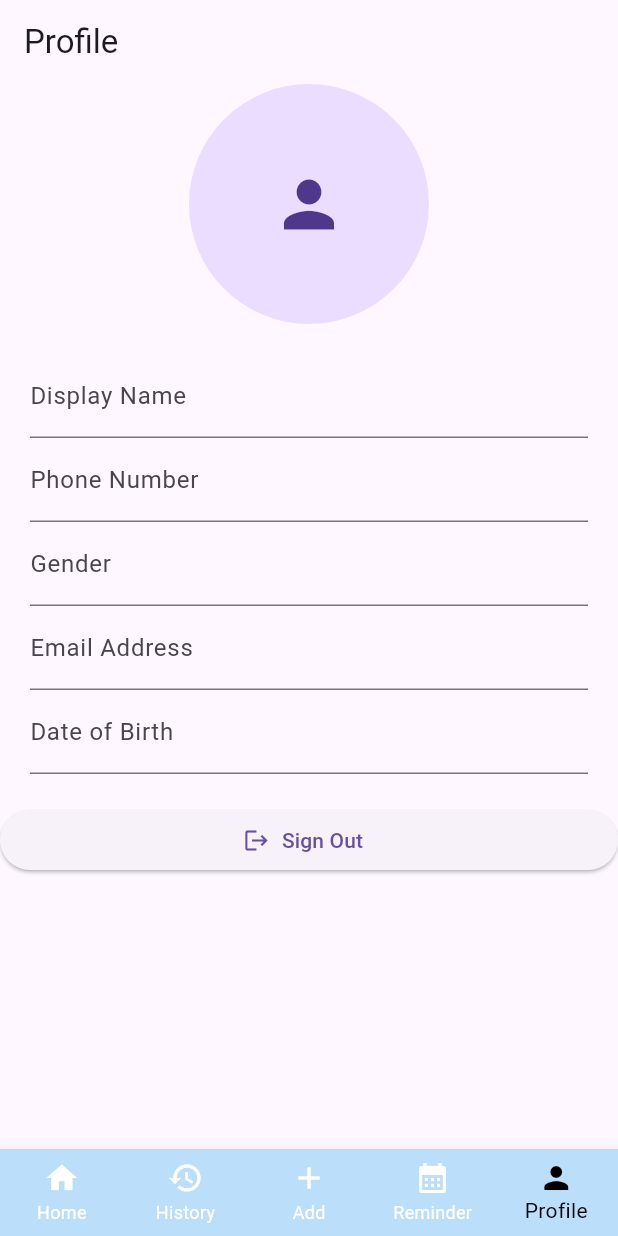
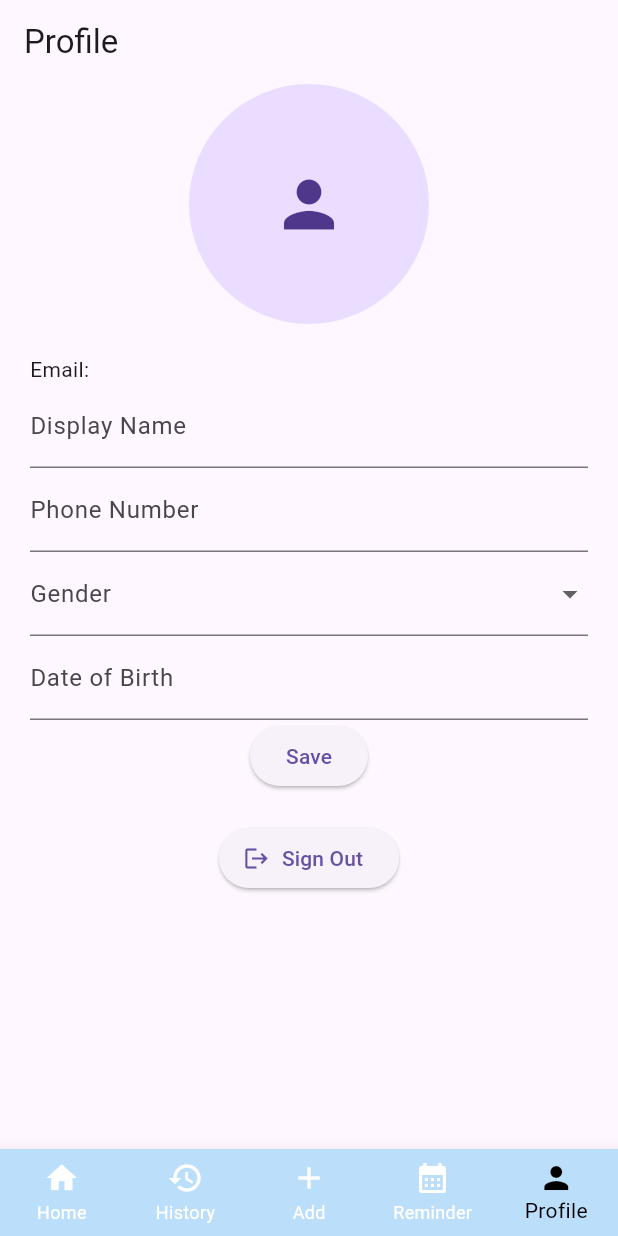
Before and after one commit to LimZiXuan/eye_monitor_system, a Flutter app: the screen it shows once a user with an empty profile is signed in, item 5 of the bottom bar chosen, on a phone screen of 412 x 824 dp. Run offline on Flutter 3.47's test engine with Material 3 defaults, Android fonts, the phone set to English and light mode, and no system bars; our stand-ins replace cloud_firestore, firebase_auth, firebase_core, firebase_storage, image_cropper, image_picker; missing offline and left inert: firebase_ui_auth; accounts and stored records are empty; statements that could not run were skipped.

Commit message:
Update profile

```diff
--- a/lib/profile.dart
+++ b/lib/profile.dart
@@ -38,14 +38,35 @@ class _ProfileState extends State<Profile> {
   CroppedFile? _croppedFile;
   var isAdmin = false;
   bool _isMounted = false;
-
+  static const String sampleEmail = "tony@starkindustries.com";
   @override
   void initState() {
     super.initState();
     final user = FirebaseAuth.instance.currentUser;
+    final userId = user?.uid;
     _displayName = FirebaseAuth.instance.currentUser?.displayName;
-    print(_displayName);
     _displayNameController.text = _displayName ?? '';
+    FirebaseFirestore.instance
+        .collection('User')
+        .doc(userId)
+        .get()
+        .then((userData) {
+      setState(() {
+        _displayName = userData['userName'];
+        _displayNameController.text = _displayName ?? '';
+        _phone = userData['phoneNumber'];
+        _phoneController.text = _phone ?? '';
+        _gender = userData['gender'];
+        _genderController.text = _gender ?? '';
+        _email = user?.email ?? userData['email'];
+        _emailController.text = _email ?? '';
+        _dob = userData['dob'];
+        _dobController.text = _dob ?? '';
+      });
+    }).catchError((error) {
+      print('Error fetching user data: $error');
+      // Handle error gracefully
+    });
     if (_displayName == null || _displayName!.isEmpty) {
       // User's display name is null, autofocus the TextField
       _isEditing = true;
@@ -164,6 +185,31 @@ class _ProfileState extends State<Profile> {
     }
   }
 
+  void _updateProfile() async {
+    try {
+      final currentUser = FirebaseAuth.instance.currentUser;
+      final userId = currentUser!.uid;
+      final userDocRef =
+          FirebaseFirestore.instance.collection('User').doc(userId);
+
+      // Update the fields in Firestore
+      await userDocRef.update({
+        'userName': _displayNameController.text,
+        'phoneNumber': _phoneController.text,
+        'gender': _gender,
+        'dob': _dobController.text,
+      });
+
+      ScaffoldMessenger.of(context).showSnackBar(
+        SnackBar(content: Text('Profile updated successfully')),
+      );
+    } catch (e) {
+      ScaffoldMessenger.of(context).showSnackBar(
+        SnackBar(content: Text('Error updating profile: $e')),
+      );
+    }
+  }
+
   void _deleteAccount() async {
     final user = FirebaseAuth.instance.currentUser;
 
@@ -279,36 +325,85 @@ class _ProfileState extends State<Profile> {
             child: Column(
               crossAxisAlignment: CrossAxisAlignment.stretch,
               children: [
+                Text("Email: ${FirebaseAuth.instance.currentUser?.email}"),
                 TextField(
                   controller: _displayNameController,
                   decoration: InputDecoration(labelText: 'Display Name'),
                   onChanged: (value) => _displayName = value,
                 ),
-                TextField(
+                TextFormField(
                   controller: _phoneController,
                   decoration: InputDecoration(labelText: 'Phone Number'),
-                  onChanged: (value) => _phone = value,
+                  keyboardType: TextInputType.phone,
+                  validator: (value) {
+                    if (value!.isEmpty) {
+                      return 'Please enter your phone number';
+                    }
+                    return null; // Return null if validation passes
+                  },
                 ),
-                TextField(
-                  controller: _genderController,
+                // TextFormField(
+                //   controller: _emailController,
+                //   decoration: InputDecoration(labelText: 'Email Address'),
+                //   keyboardType: TextInputType.emailAddress,
+                //   validator: (value) {
+                //     if (value!.isEmpty) {
+                //       return 'Please enter your email address';
+                //     }
+                //     if (!RegExp(
+                //             r'\b[A-Za-z0-9._%+-]+@[A-Za-z0-9.-]+\.[A-Z|a-z]{2,}\b')
+                //         .hasMatch(value)) {
+                //       return 'Please enter a valid email address';
+                //     }
+                //     return null;
+                //   },
+                // ),
+                DropdownButtonFormField<String>(
+                  value: _gender,
+                  onChanged: (newValue) {
+                    setState(() {
+                      _gender = newValue;
+                    });
+                  },
+                  items: ['Male', 'Female', 'Other'].map((String value) {
+                    return DropdownMenuItem<String>(
+                      value: value,
+                      child: Text(value),
+                    );
+                  }).toList(),
                   decoration: InputDecoration(labelText: 'Gender'),
-                  onChanged: (value) => _gender = value,
                 ),
-                TextField(
-                  controller: _emailController,
-                  decoration: InputDecoration(labelText: 'Email Address'),
-                  onChanged: (value) => _email = value,
-                ),
-                TextField(
+                TextFormField(
                   controller: _dobController,
+                  readOnly: true,
                   decoration: InputDecoration(labelText: 'Date of Birth'),
-                  onChanged: (value) => _dob = value,
+                  onTap: () async {
+                    final DateTime? picked = await showDatePicker(
+                      context: context,
+                      initialDate: DateTime.now(),
+                      firstDate: DateTime(1900),
+                      lastDate: DateTime.now(),
+                    );
+                    if (picked != null) {
+                      setState(() {
+                        _dobController.text =
+                            picked.toString().substring(0, 10);
+                      });
+                    }
+                  },
                 ),
               ],
             ),
           ),
+          Padding(
+              padding: const EdgeInsets.symmetric(horizontal: 20),
+              child: ElevatedButton(
+                onPressed: () {
+                  _updateProfile();
+                },
+                child: Text('Save'),
+              )),
           SizedBox(height: 20),
-          Column(crossAxisAlignment: CrossAxisAlignment.stretch, children: [
           ElevatedButton.icon(
             onPressed: () async {
               showDialog(
@@ -328,17 +423,9 @@ class _ProfileState extends State<Profile> {
                         try {
                           await FirebaseAuth.instance.signOut();
                           navigatorKey.currentState?.pushAndRemoveUntil(
-                              MaterialPageRoute(
-                                  builder: (context) => AuthGate()),
+                            MaterialPageRoute(builder: (context) => AuthGate()),
                             (route) => false,
                           );
-                            Navigator.of(context).pop();
-                            // Navigator.of(
-                            //   context,
-                            // ).pushAndRemoveUntil(
-                            //     MaterialPageRoute(
-                            //         builder: (context) => AuthGate()),
-                            //     (route) => false);
                         } catch (e) {
                           print('Error signing out: $e');
                           // Handle the error gracefully, e.g., show an error message
@@ -353,15 +440,6 @@ class _ProfileState extends State<Profile> {
             icon: Icon(Icons.logout),
             label: Text('Sign Out'),
           ),
-            // SizedBox(height: 10),
-            // ElevatedButton.icon(
-            //   onPressed: () {
-            //     _deleteAccount();
-            //   },
-            //   icon: Icon(Icons.delete),
-            //   label: Text('Delete Account'),
-            // ),
-          ]),
         ])));
   }
 
```
Lines whose indentation alone changed are shown as unchanged.
